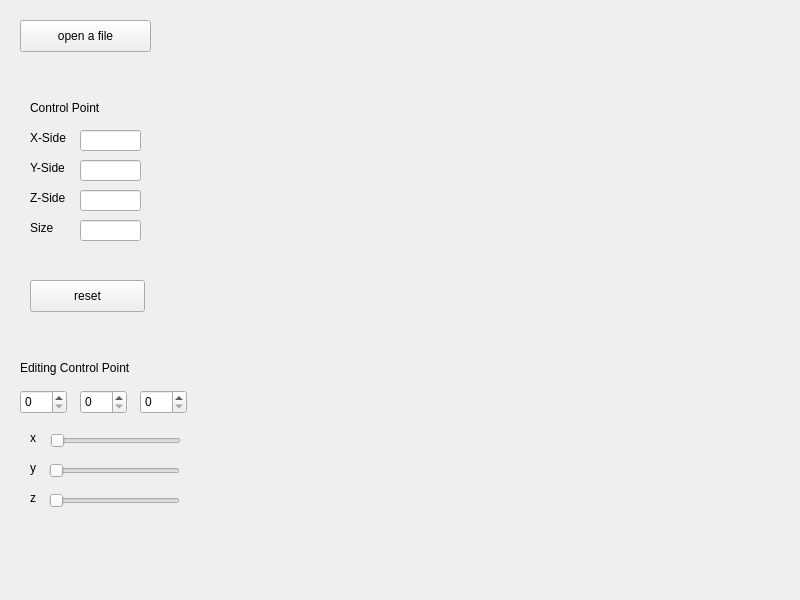
Old version of the form canvas.ui in the repository LittleAprilFool/FFD.
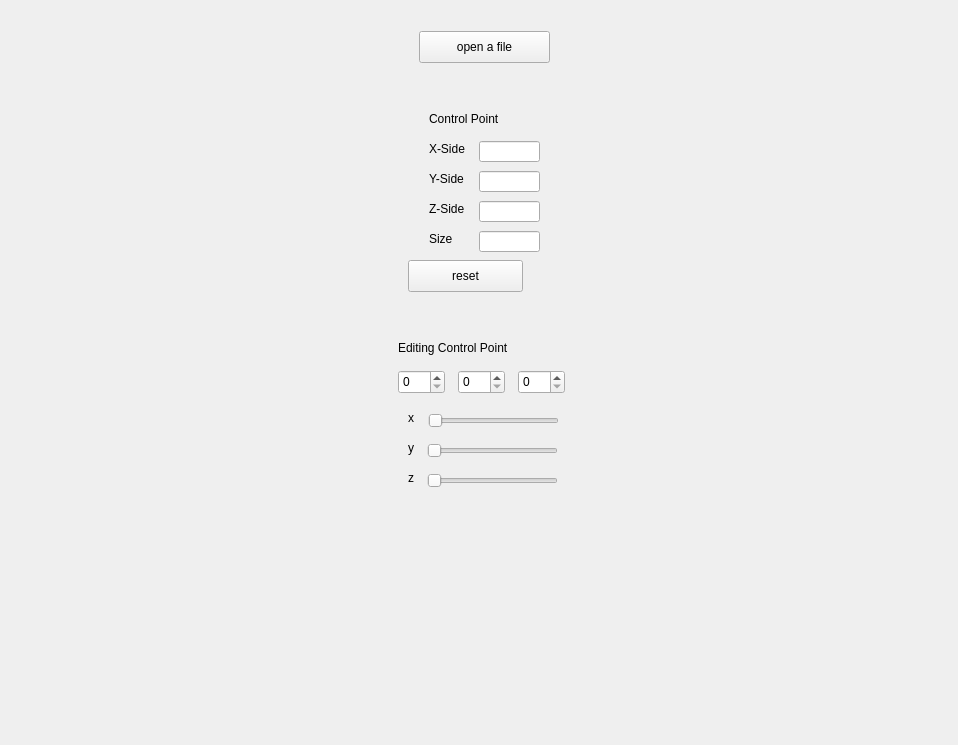
New version of the form.

Commit message: glcanvas expands on form resize

The edit to the form file:
```diff
--- a/canvas.ui
+++ b/canvas.ui
@@ -6,17 +6,26 @@
    <rect>
     <x>0</x>
     <y>0</y>
-    <width>800</width>
-    <height>600</height>
+    <width>958</width>
+    <height>745</height>
    </rect>
   </property>
   <property name="windowTitle">
    <string>Canvas</string>
   </property>
+  <layout class="QHBoxLayout" name="horizontalLayout">
+   <item>
+    <widget class="QWidget" name="widgetFreeLayout" native="true">
+     <property name="maximumSize">
+      <size>
+       <width>200</width>
+       <height>16777215</height>
+      </size>
+     </property>
   <widget class="QPushButton" name="openButton">
    <property name="geometry">
     <rect>
-     <x>20</x>
+        <x>40</x>
      <y>20</y>
      <width>131</width>
      <height>32</height>
@@ -26,25 +35,59 @@
     <string>open a file</string>
    </property>
   </widget>
-  <widget class="QWidget" name="verticalLayoutWidget">
+     <widget class="QLabel" name="label_6">
    <property name="geometry">
     <rect>
-     <x>210</x>
-     <y>40</y>
-     <width>571</width>
-     <height>531</height>
-    </rect>
-   </property>
-   <layout class="QVBoxLayout" name="layout">
-    <property name="sizeConstraint">
-     <enum>QLayout::SetDefaultConstraint</enum>
-    </property>
-   </layout>
+        <x>29</x>
+        <y>429</y>
+        <width>16</width>
+        <height>16</height>
+       </rect>
+      </property>
+      <property name="text">
+       <string>y</string>
+      </property>
+     </widget>
+     <widget class="QLabel" name="label_7">
+      <property name="geometry">
+       <rect>
+        <x>29</x>
+        <y>459</y>
+        <width>16</width>
+        <height>16</height>
+       </rect>
+      </property>
+      <property name="text">
+       <string>z</string>
+      </property>
+     </widget>
+     <widget class="QSpinBox" name="spin_y">
+      <property name="geometry">
+       <rect>
+        <x>79</x>
+        <y>359</y>
+        <width>47</width>
+        <height>24</height>
+       </rect>
+      </property>
+     </widget>
+     <widget class="QSlider" name="cp_z">
+      <property name="geometry">
+       <rect>
+        <x>48</x>
+        <y>459</y>
+        <width>131</width>
+        <height>22</height>
+       </rect>
+      </property>
+      <property name="orientation">
+       <enum>Qt::Horizontal</enum>
+      </property>
   </widget>
   <widget class="QLabel" name="label">
    <property name="geometry">
     <rect>
-     <x>30</x>
+        <x>50</x>
      <y>100</y>
      <width>91</width>
      <height>16</height>
@@ -54,53 +97,59 @@
     <string>Control Point</string>
    </property>
   </widget>
-  <widget class="QLineEdit" name="x_side">
+     <widget class="QPushButton" name="reset">
    <property name="geometry">
     <rect>
-     <x>80</x>
-     <y>130</y>
-     <width>61</width>
-     <height>21</height>
-    </rect>
-   </property>
-  </widget>
-  <widget class="QLineEdit" name="y_side">
+        <x>29</x>
+        <y>249</y>
+        <width>115</width>
+        <height>32</height>
+       </rect>
+      </property>
+      <property name="text">
+       <string>reset</string>
+      </property>
+     </widget>
+     <widget class="QLabel" name="label_5">
    <property name="geometry">
     <rect>
-     <x>80</x>
-     <y>160</y>
-     <width>61</width>
-     <height>21</height>
-    </rect>
+        <x>29</x>
+        <y>399</y>
+        <width>81</width>
+        <height>16</height>
+       </rect>
+      </property>
+      <property name="text">
+       <string>x</string>
+      </property>
+     </widget>
+     <widget class="QLabel" name="label_8">
+      <property name="geometry">
+       <rect>
+        <x>19</x>
+        <y>329</y>
+        <width>141</width>
+        <height>16</height>
+       </rect>
+      </property>
+      <property name="text">
+       <string>Editing Control Point</string>
    </property>
   </widget>
   <widget class="QLineEdit" name="z_side">
    <property name="geometry">
     <rect>
-     <x>80</x>
+        <x>100</x>
      <y>190</y>
      <width>61</width>
      <height>21</height>
     </rect>
    </property>
   </widget>
-  <widget class="QLabel" name="label_2">
-   <property name="geometry">
-    <rect>
-     <x>30</x>
-     <y>130</y>
-     <width>59</width>
-     <height>16</height>
-    </rect>
-   </property>
-   <property name="text">
-    <string>X-Side</string>
-   </property>
-  </widget>
   <widget class="QLabel" name="label_3">
    <property name="geometry">
     <rect>
-     <x>30</x>
+        <x>50</x>
      <y>160</y>
      <width>59</width>
      <height>16</height>
@@ -110,24 +159,11 @@
     <string>Y-Side</string>
    </property>
   </widget>
-  <widget class="QLabel" name="label_4">
-   <property name="geometry">
-    <rect>
-     <x>30</x>
-     <y>190</y>
-     <width>59</width>
-     <height>16</height>
-    </rect>
-   </property>
-   <property name="text">
-    <string>Z-Side</string>
-   </property>
-  </widget>
   <widget class="QSlider" name="cp_x">
    <property name="geometry">
     <rect>
-     <x>50</x>
-     <y>430</y>
+        <x>49</x>
+        <y>399</y>
      <width>131</width>
      <height>22</height>
     </rect>
@@ -136,11 +172,21 @@
     <enum>Qt::Horizontal</enum>
    </property>
   </widget>
+     <widget class="QLineEdit" name="y_side">
+      <property name="geometry">
+       <rect>
+        <x>100</x>
+        <y>160</y>
+        <width>61</width>
+        <height>21</height>
+       </rect>
+      </property>
+     </widget>
   <widget class="QSlider" name="cp_y">
    <property name="geometry">
     <rect>
-     <x>49</x>
-     <y>460</y>
+        <x>48</x>
+        <y>429</y>
      <width>131</width>
      <height>22</height>
     </rect>
@@ -149,24 +195,44 @@
     <enum>Qt::Horizontal</enum>
    </property>
   </widget>
-  <widget class="QSlider" name="cp_z">
+     <widget class="QLineEdit" name="x_side">
    <property name="geometry">
     <rect>
-     <x>49</x>
-     <y>490</y>
-     <width>131</width>
-     <height>22</height>
-    </rect>
-   </property>
-   <property name="orientation">
-    <enum>Qt::Horizontal</enum>
+        <x>100</x>
+        <y>130</y>
+        <width>61</width>
+        <height>21</height>
+       </rect>
+      </property>
+     </widget>
+     <widget class="QLineEdit" name="xyz_size">
+      <property name="geometry">
+       <rect>
+        <x>100</x>
+        <y>220</y>
+        <width>61</width>
+        <height>21</height>
+       </rect>
+      </property>
+     </widget>
+     <widget class="QLabel" name="label_2">
+      <property name="geometry">
+       <rect>
+        <x>50</x>
+        <y>130</y>
+        <width>59</width>
+        <height>16</height>
+       </rect>
+      </property>
+      <property name="text">
+       <string>X-Side</string>
    </property>
   </widget>
   <widget class="QSpinBox" name="spin_x">
    <property name="geometry">
     <rect>
-     <x>20</x>
-     <y>390</y>
+        <x>19</x>
+        <y>359</y>
      <width>47</width>
      <height>24</height>
     </rect>
@@ -175,105 +241,33 @@
     <bool>false</bool>
    </property>
   </widget>
-  <widget class="QSpinBox" name="spin_y">
-   <property name="geometry">
-    <rect>
-     <x>80</x>
-     <y>390</y>
-     <width>47</width>
-     <height>24</height>
-    </rect>
-   </property>
-  </widget>
   <widget class="QSpinBox" name="spin_z">
    <property name="geometry">
     <rect>
-     <x>140</x>
-     <y>390</y>
+        <x>139</x>
+        <y>359</y>
      <width>47</width>
      <height>24</height>
     </rect>
    </property>
   </widget>
-  <widget class="QLabel" name="label_5">
+     <widget class="QLabel" name="label_4">
    <property name="geometry">
     <rect>
-     <x>30</x>
-     <y>430</y>
-     <width>81</width>
+        <x>50</x>
+        <y>190</y>
+        <width>59</width>
      <height>16</height>
     </rect>
    </property>
    <property name="text">
-    <string>x</string>
-   </property>
-  </widget>
-  <widget class="QLabel" name="label_6">
-   <property name="geometry">
-    <rect>
-     <x>30</x>
-     <y>460</y>
-     <width>16</width>
-     <height>16</height>
-    </rect>
-   </property>
-   <property name="text">
-    <string>y</string>
-   </property>
-  </widget>
-  <widget class="QLabel" name="label_7">
-   <property name="geometry">
-    <rect>
-     <x>30</x>
-     <y>490</y>
-     <width>16</width>
-     <height>16</height>
-    </rect>
-   </property>
-   <property name="text">
-    <string>z</string>
-   </property>
-  </widget>
-  <widget class="QPushButton" name="reset">
-   <property name="geometry">
-    <rect>
-     <x>30</x>
-     <y>280</y>
-     <width>115</width>
-     <height>32</height>
-    </rect>
-   </property>
-   <property name="text">
-    <string>reset</string>
-   </property>
-  </widget>
-  <widget class="QLabel" name="label_8">
-   <property name="geometry">
-    <rect>
-     <x>20</x>
-     <y>360</y>
-     <width>141</width>
-     <height>16</height>
-    </rect>
-   </property>
-   <property name="text">
-    <string>Editing Control Point</string>
-   </property>
-  </widget>
-  <widget class="QLineEdit" name="xyz_size">
-   <property name="geometry">
-    <rect>
-     <x>80</x>
-     <y>220</y>
-     <width>61</width>
-     <height>21</height>
-    </rect>
+       <string>Z-Side</string>
    </property>
   </widget>
   <widget class="QLabel" name="label_9">
    <property name="geometry">
     <rect>
-     <x>30</x>
+        <x>50</x>
      <y>220</y>
      <width>59</width>
      <height>16</height>
@@ -283,6 +277,16 @@
     <string>Size</string>
    </property>
   </widget>
+    </widget>
+   </item>
+   <item>
+    <layout class="QVBoxLayout" name="layout">
+     <property name="sizeConstraint">
+      <enum>QLayout::SetMaximumSize</enum>
+     </property>
+    </layout>
+   </item>
+  </layout>
  </widget>
  <layoutdefault spacing="6" margin="11"/>
  <resources/>
```
Lines whose indentation alone changed are shown as unchanged. The commit also changes 2 other files.
